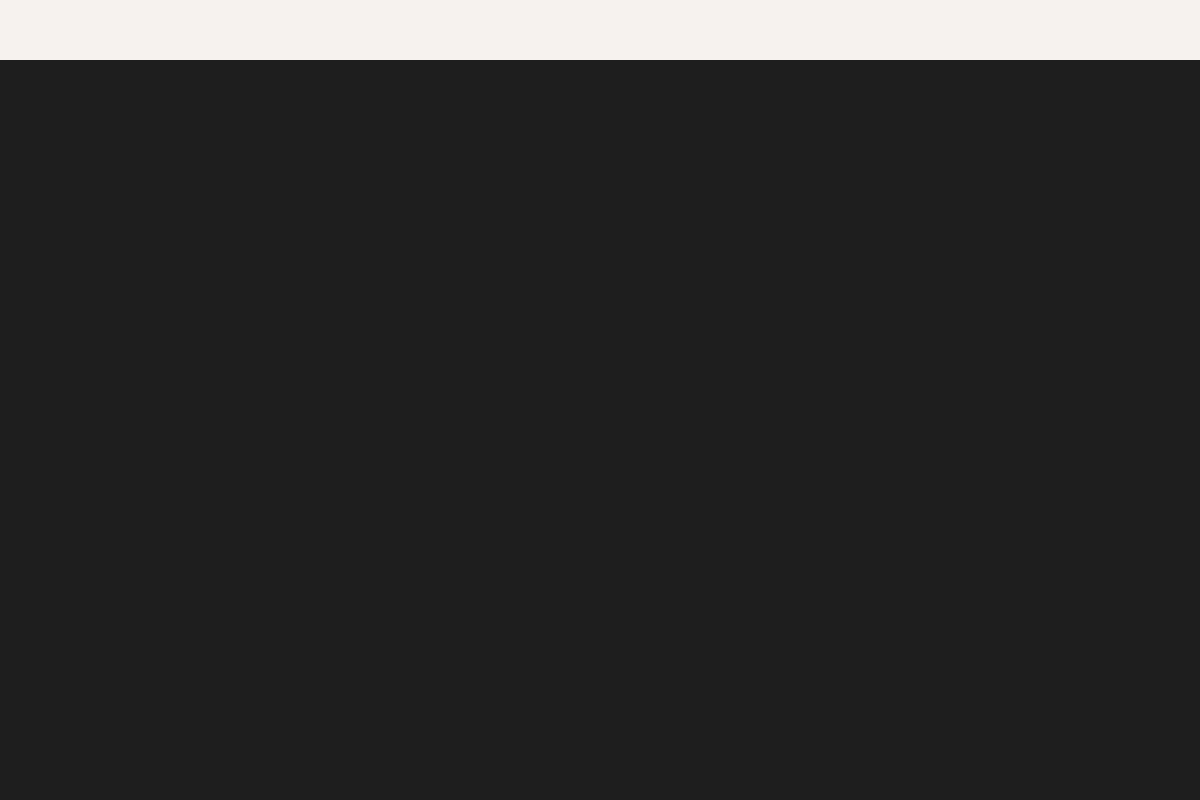
EnLightGu/ClowApp, file MainWindow.ui: the form before one commit.
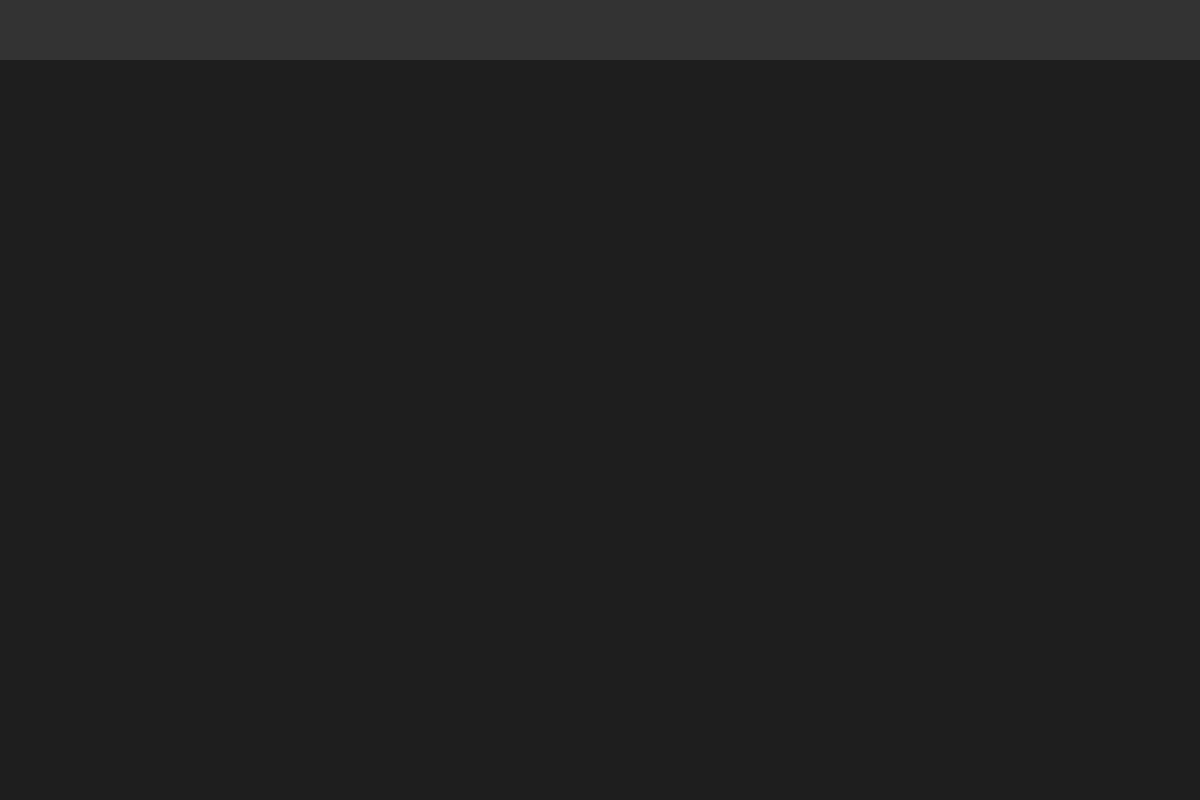
The form after the commit.

```diff
--- a/MainWindow.ui
+++ b/MainWindow.ui
@@ -45,8 +45,7 @@
        </size>
       </property>
       <property name="styleSheet">
-       <string notr="true">background-color: #F6F2EE;</string>
-<!--       <string notr="true">background-color: white</string>-->
+       <string notr="true">background-color: #333333; color: #FFFFFF;</string>
       </property>
       <layout class="QVBoxLayout" name="verticalLayout_5">
        <property name="spacing">
```
